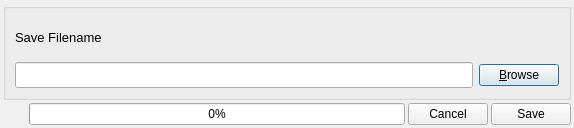
Qt form Src/stitchdialog.ui (Vivx701/QuickStitch) before a commit.
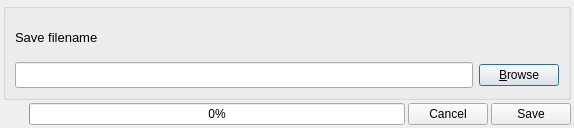
The same form after that commit.

```diff
--- a/Src/stitchdialog.ui
+++ b/Src/stitchdialog.ui
@@ -64,7 +64,7 @@
          </font>
         </property>
         <property name="text">
-         <string>Save Filename</string>
+         <string>Save filename</string>
         </property>
        </widget>
       </item>
```
